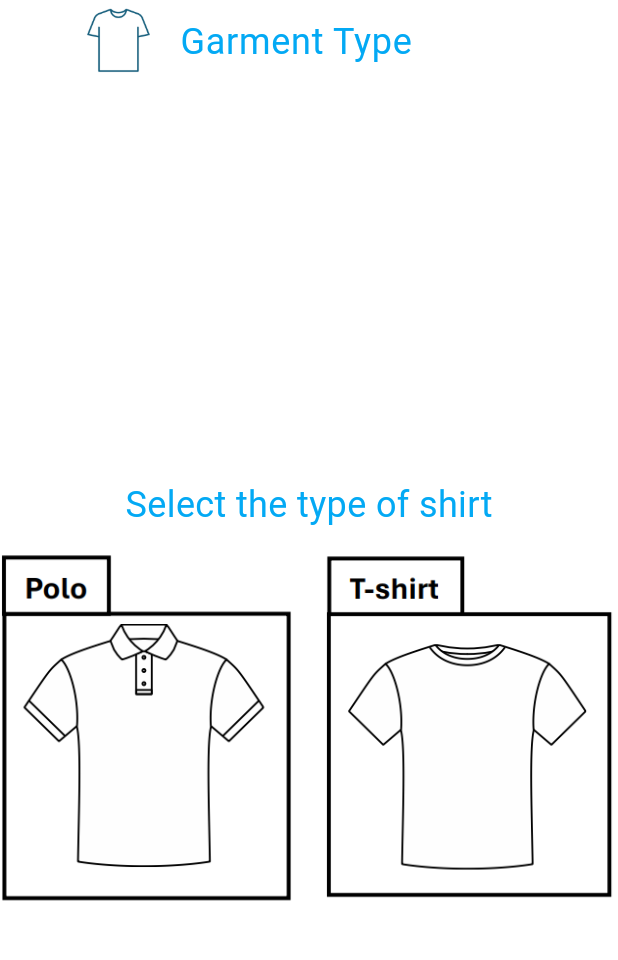
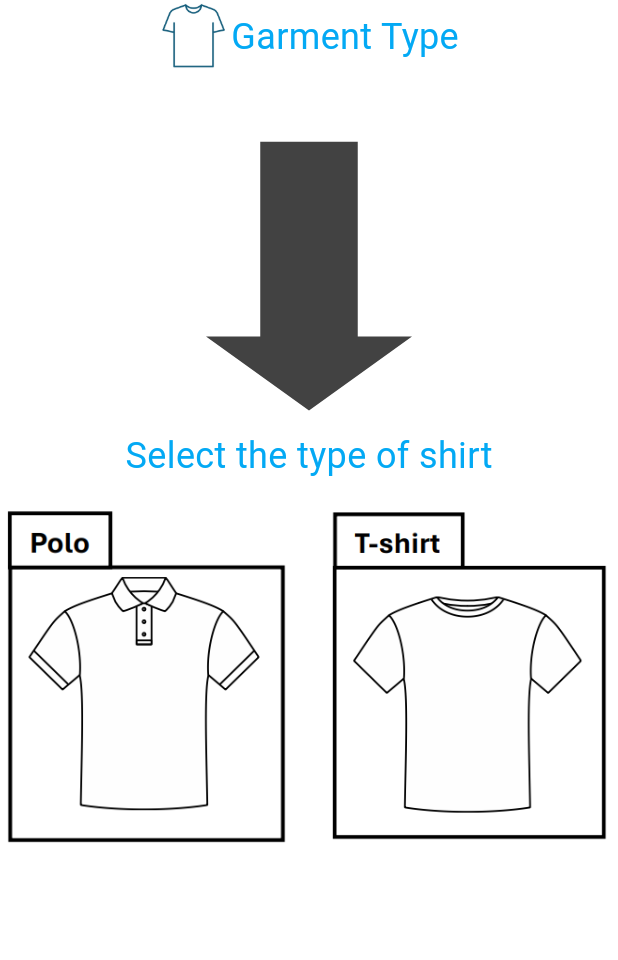
Before and after one commit to hash41/ComforTex_AI, a Flutter app: the screen it shows after launch, on a phone screen of 412 x 824 dp, the part 124-1084 px from its top. Run offline on Flutter 3.47's test engine with Material 3 defaults, Android fonts, the phone set to English and light mode, and no system bars; drawn by our look-alikes of auto_size_text.

Commit message:
Small update and bug fixes

```diff
--- a/lib/layout/components/common/img_container.dart
+++ b/lib/layout/components/common/img_container.dart
@@ -14,10 +14,11 @@ class ImgContainer extends StatelessWidget {
   @override
   Widget build(BuildContext context) {
     return AnimatedContainer(
+      padding: const EdgeInsets.all(4),
       duration: const Duration(milliseconds: 450),
       decoration: BoxDecoration(
         border:
-        _selected ? Border.all(width: 4, color: Colors.lightBlue) : null,
+        _selected ? Border.all(width: 8, color: Colors.lightBlue) : null,
         borderRadius: BorderRadius.circular(16),
       ),
       child: _child,
--- a/lib/layout/components/common/title_widget.dart
+++ b/lib/layout/components/common/title_widget.dart
@@ -16,20 +16,21 @@ class TitleWidget extends StatelessWidget {
 
   @override
   Widget build(BuildContext context) {
-    return ListTile(
-      contentPadding: EdgeInsets.zero,
-      leading: Image.asset(
+    return Row(
+      mainAxisAlignment: MainAxisAlignment.center,
+      children: [
+      Image.asset(
         _iconPath,
         fit: BoxFit.contain,
         width: 48,
         height: 48,
       ),
-      title: AutoSizeText(
+      AutoSizeText(
         _title,
         overflow: TextOverflow.clip,
         maxLines: 2,
         style: const TextStyle(fontSize: 24, color: Colors.lightBlue),
       ),
-    );
+      ],);
   }
 }
--- a/lib/layout/screens/mobile_screen_1.dart
+++ b/lib/layout/screens/mobile_screen_1.dart
@@ -28,16 +28,16 @@ class _MobileScreen1State extends State<MobileScreen1> {
                 appBar: TopBar(MediaQuery.of(context).size.height * 0.1),
                 body: Column(
                   crossAxisAlignment: CrossAxisAlignment.stretch,
-                  children: <Widget>[const Center(
-                      child: SizedBox(
-                        height: 60,
-                        width: 300,
-                        child: TitleWidget(
-                          iconPath: 'assets/icons/Shirt_2.png',
-                          title: 'Garment Type',
-                        ),
+                  children: <Widget>[const Flexible(
+                    child: SizedBox(
+                      height: 50,
+                      width: 200,
+                      child: TitleWidget(
+                        iconPath: 'assets/icons/Shirt_2.png',
+                        title: 'Garment Type',
                       ),
                     ),
+                  ),
                     Flexible(
                       child: SizedBox(
                           width: MediaQuery.of(context).size.width * 0.2,
@@ -64,7 +64,7 @@ class _MobileScreen1State extends State<MobileScreen1> {
                           child: ImgContainer(
                             selected: _type == ShirtType.polo.name,
                             child: Image.asset(
-                              fit: BoxFit.scaleDown,
+                              fit: BoxFit.contain,
                               'assets/icons/polo.png',
                             ),
                           ),
```
Also changed, not shown: lib/layout/components/mobile/downward_arrow.dart (added, +39 -0 lines).
